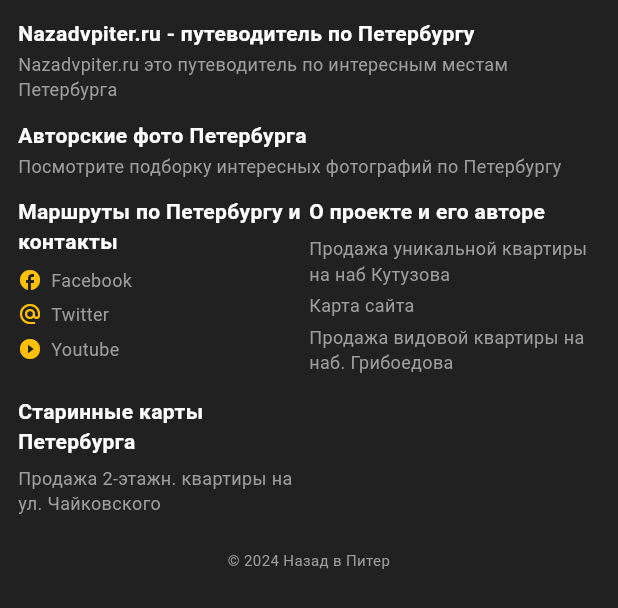
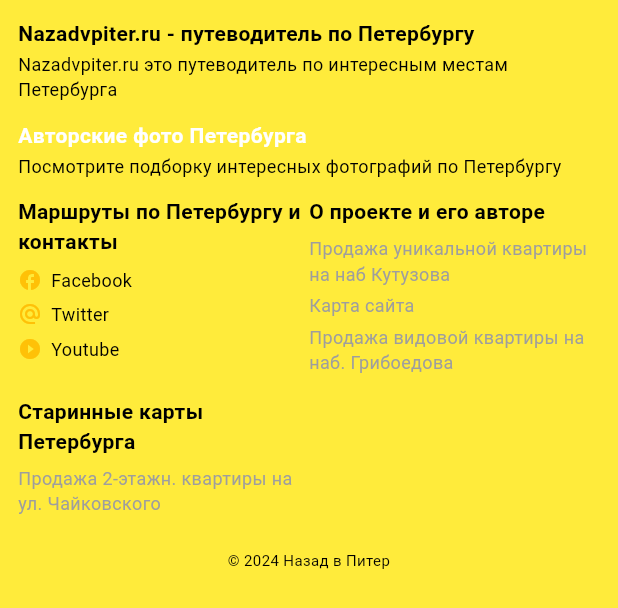
Before and after one commit to Gendalf4ever/nazad_v_piter, a Flutter app: the FooterScreen widget shown alone on an empty page, opened directly, on a phone screen of 412 x 824 dp. Shown: the top 608 px of the screen. Run offline on Flutter 3.47's test engine with Material 3 defaults, Android fonts, the phone set to English and light mode, and no system bars; network calls fail.

Commit message:
color changes

```diff
--- a/lib/screens/footer_screen.dart
+++ b/lib/screens/footer_screen.dart
@@ -15,14 +15,14 @@
   Widget build(BuildContext context) {
     return Container(
       padding: const EdgeInsets.all(12),
-      color: Colors.grey[900],
+      color: Colors.yellow,
       child: Column(
         crossAxisAlignment: CrossAxisAlignment.start,
         children: [
           const Text(
             'Nazadvpiter.ru - путеводитель по Петербургу',
             style: TextStyle(
-              color: Colors.white,
+              color: Colors.black,
               fontSize: 14,
               fontWeight: FontWeight.bold,
             ),
@@ -31,7 +31,7 @@
           const Text(
             'Nazadvpiter.ru это путеводитель по интересным местам Петербурга',
             style: TextStyle(
-              color: Colors.grey,
+              color: Colors.black,
               fontSize: 12,
             ),
           ),
@@ -50,7 +50,7 @@
           const Text(
             'Посмотрите подборку интересных фотографий по Петербургу',
             style: TextStyle(
-              color: Colors.grey,
+              color: Colors.black,
               fontSize: 12,
             ),
           ),
@@ -67,7 +67,7 @@
                     const Text(
                       'Маршруты по Петербургу и контакты',
                       style: TextStyle(
-                        color: Colors.white,
+                        color: Colors.black,
                         fontSize: 14,
                         fontWeight: FontWeight.bold,
                       ),
@@ -98,7 +98,7 @@
                     const Text(
                       'О проекте и его авторе',
                       style: TextStyle(
-                        color: Colors.white,
+                        color: Colors.black,
                         fontSize: 14,
                         fontWeight: FontWeight.bold,
                       ),
@@ -131,7 +131,7 @@
                     const Text(
                       'Старинные карты Петербурга',
                       style: TextStyle(
-                        color: Colors.white,
+                        color: Colors.black,
                         fontSize: 14,
                         fontWeight: FontWeight.bold,
                       ),
@@ -157,7 +157,7 @@
               '© 2024 Назад в Питер',
               textAlign: TextAlign.center,
               style: TextStyle(
-                color: Colors.grey,
+                color: Colors.black,
                 fontSize: 10,
               ),
             ),
@@ -183,7 +183,7 @@
             Text(
               label,
               style: const TextStyle(
-                color: Colors.grey,
+                color: Colors.black,
                 fontSize: 12,
               ),
             ),
--- a/lib/screens/home_screen.dart
+++ b/lib/screens/home_screen.dart
@@ -1,20 +1,12 @@
 import 'package:flutter/material.dart';
-import 'package:nazad_v_piter/models/place.dart';
 import 'package:nazad_v_piter/data/places_data.dart';
 import 'package:nazad_v_piter/screens/detail_screen.dart';
 import 'package:nazad_v_piter/screens/category_screen.dart';
 import 'package:nazad_v_piter/screens/footer_screen.dart';
-import 'package:url_launcher/url_launcher.dart';
 
 class HomeScreen extends StatelessWidget {
   const HomeScreen({super.key});
 
-  Future<void> _launchUrl(String url) async {
-    final Uri uri = Uri.parse(url);
-    if (!await launchUrl(uri, mode: LaunchMode.externalApplication)) {
-      throw Exception('Could not launch $url');
-    }
-  }
 
   @override
   Widget build(BuildContext context) {
@@ -111,7 +103,7 @@
               },
             ),
           ),
-          // Нижнее меню (footer) - уменьшенный размер
+          // Нижнее меню
           const SizedBox(height: 16),
           const FooterScreen(),
           const SizedBox(height: 8),
@@ -153,7 +145,7 @@
             ),
           ),
 
-          // Раздел: История и притяжение Петербурга
+          //История и притяжение Петербурга
           _buildCategorySection(
             context: context,
             title: 'ИСТОРИЯ И ПРИТЯЖЕНИЕ ПЕТЕРБУРГА',
@@ -167,7 +159,7 @@
 
           const Divider(),
 
-          // Раздел: Архитектура и стиль Петербурга
+          //Архитектура и стиль Петербурга
           _buildCategorySection(
             context: context,
             title: 'АРХИТЕКТУРА И СТИЛЬ ПЕТЕРБУРГА',
@@ -181,7 +173,7 @@
 
           const Divider(),
 
-          // Раздел: Культура и развлечения Петербурга
+          // Культура и развлечения Петербурга
           _buildCategorySection(
             context: context,
             title: 'КУЛЬТУРА И РАЗВЛЕЧЕНИЯ ПЕТЕРБУРГА',
@@ -247,7 +239,7 @@
                 ),
               );
             },
-          )).toList(),
+          ))
         ],
       ),
     );
```
